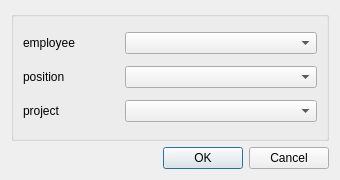
The window that teamMemberNewRecordDialog.ui (TatianaLebedik/design-bureau-database-manager) describes before a commit, drawn with Qt 5.
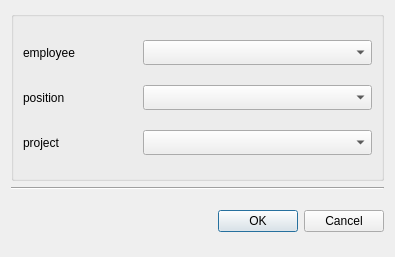
The same window after the commit. Icons and pictures are not drawn.

The edit to the form file:
```diff
--- a/teamMemberNewRecordDialog.ui
+++ b/teamMemberNewRecordDialog.ui
@@ -9,27 +9,64 @@
    <rect>
     <x>0</x>
     <y>0</y>
-    <width>340</width>
-    <height>180</height>
+    <width>395</width>
+    <height>257</height>
    </rect>
   </property>
+  <property name="minimumSize">
+   <size>
+    <width>395</width>
+    <height>257</height>
+   </size>
+  </property>
+  <property name="maximumSize">
+   <size>
+    <width>395</width>
+    <height>257</height>
+   </size>
+  </property>
   <property name="windowTitle">
-   <string>Dialog</string>
+   <string>New Team Member</string>
   </property>
   <layout class="QGridLayout" name="gridLayout">
-   <item row="0" column="0">
+   <item row="2" column="1">
+    <widget class="QDialogButtonBox" name="buttonBox">
+     <property name="orientation">
+      <enum>Qt::Horizontal</enum>
+     </property>
+     <property name="standardButtons">
+      <set>QDialogButtonBox::Cancel|QDialogButtonBox::Ok</set>
+     </property>
+    </widget>
+   </item>
+   <item row="2" column="0">
+    <widget class="QLabel" name="label">
+     <property name="minimumSize">
+      <size>
+       <width>50</width>
+       <height>50</height>
+      </size>
+     </property>
+     <property name="maximumSize">
+      <size>
+       <width>50</width>
+       <height>50</height>
+      </size>
+     </property>
+     <property name="styleSheet">
+      <string notr="true">image: url(:/rec/img/icons8-user-groups-50.png);</string>
+     </property>
+     <property name="text">
+      <string/>
+     </property>
+    </widget>
+   </item>
+   <item row="0" column="0" colspan="2">
     <widget class="QGroupBox" name="groupBox_4">
      <property name="title">
       <string/>
      </property>
      <layout class="QGridLayout" name="gridLayout_2">
-      <item row="2" column="0">
-       <widget class="QLabel" name="label_16">
-        <property name="text">
-         <string>project</string>
-        </property>
-       </widget>
-      </item>
       <item row="0" column="0">
        <widget class="QLabel" name="label_14">
         <property name="text">
@@ -44,26 +81,48 @@
         </property>
        </widget>
       </item>
-      <item row="0" column="1" colspan="2">
-       <widget class="QComboBox" name="team_employee_comboBox"/>
+      <item row="2" column="0">
+       <widget class="QLabel" name="label_16">
+        <property name="text">
+         <string>project</string>
+        </property>
+       </widget>
       </item>
       <item row="1" column="1" colspan="2">
-       <widget class="QComboBox" name="team_position_comboBox"/>
+       <widget class="QComboBox" name="team_position_comboBox">
+        <property name="font">
+         <font>
+          <family>Tibetan Machine Uni</family>
+         </font>
+        </property>
+       </widget>
       </item>
       <item row="2" column="1" colspan="2">
-       <widget class="QComboBox" name="team_project_number_comboBox"/>
+       <widget class="QComboBox" name="team_project_number_comboBox">
+        <property name="font">
+         <font>
+          <family>Tibetan Machine Uni</family>
+         </font>
+        </property>
+       </widget>
+      </item>
+      <item row="0" column="1" colspan="2">
+       <widget class="QComboBox" name="team_employee_comboBox">
+        <property name="font">
+         <font>
+          <family>Tibetan Machine Uni</family>
+         </font>
+        </property>
+       </widget>
       </item>
      </layout>
     </widget>
    </item>
-   <item row="1" column="0">
-    <widget class="QDialogButtonBox" name="buttonBox">
+   <item row="1" column="0" colspan="2">
+    <widget class="Line" name="line">
      <property name="orientation">
       <enum>Qt::Horizontal</enum>
      </property>
-     <property name="standardButtons">
-      <set>QDialogButtonBox::Cancel|QDialogButtonBox::Ok</set>
-     </property>
     </widget>
    </item>
   </layout>
```
